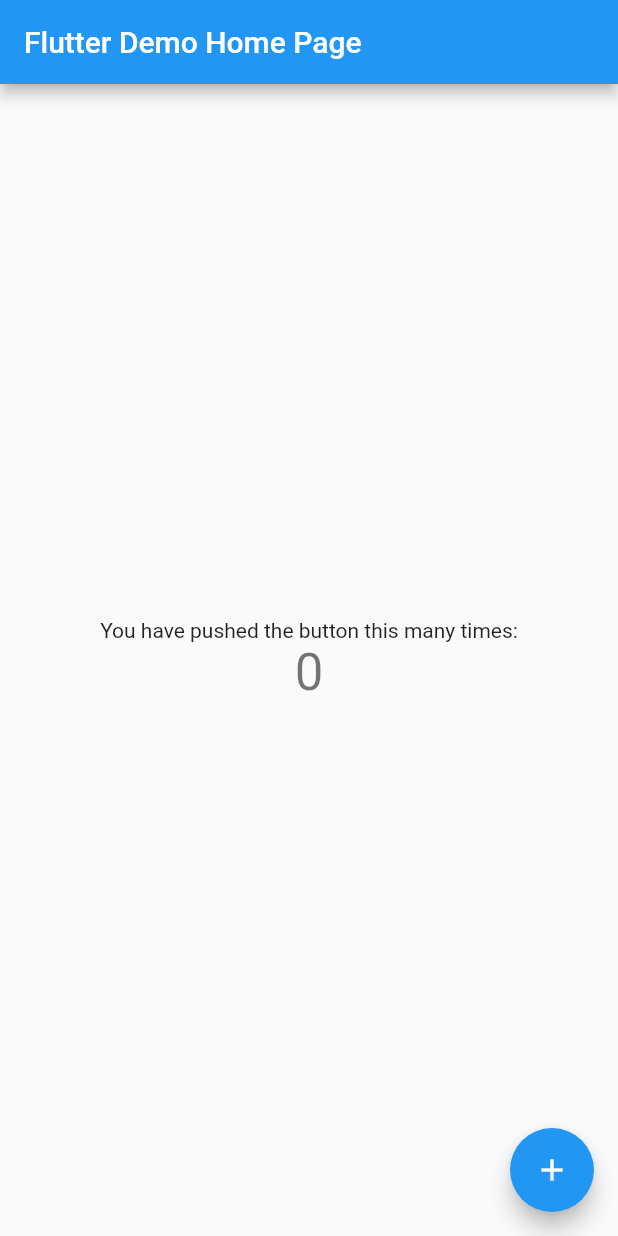
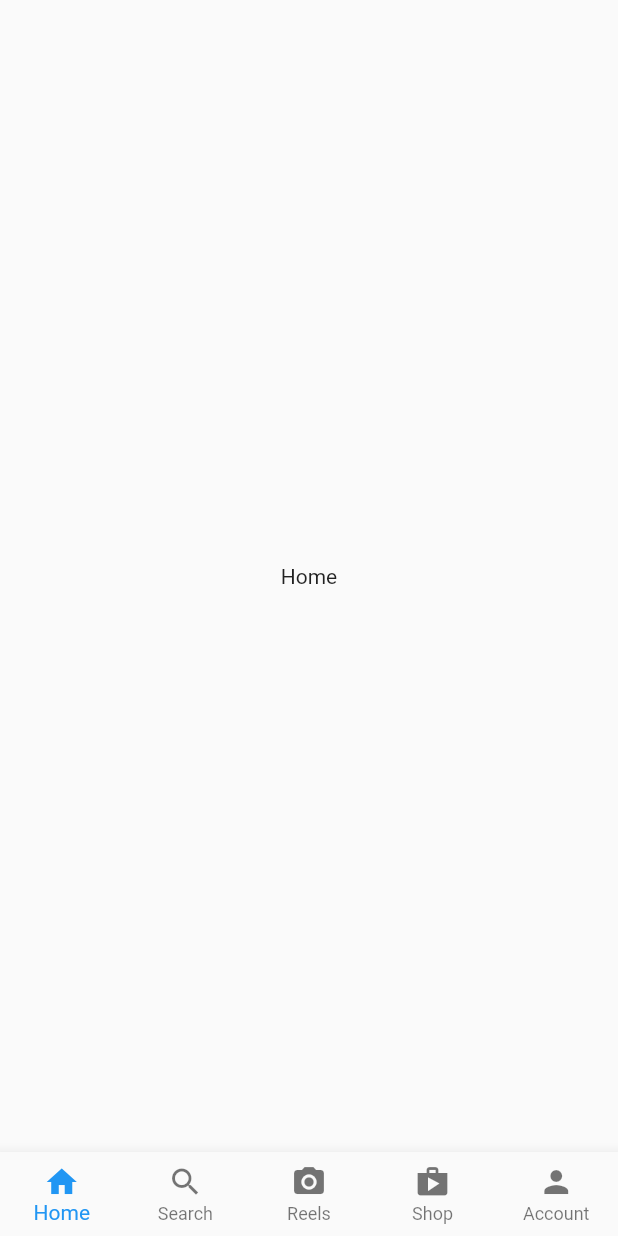
Before and after one commit to ba-91/instagram_clone_flutter, a Flutter app: the screen it shows after launch, on a phone screen of 412 x 824 dp. Run offline on Flutter 3.47's test engine with Material 2 defaults, Android fonts, the phone set to English and light mode, and no system bars.

Commit message:
Add Pages

```diff
--- /dev/null
+++ b/lib/homepage.dart
@@ -0,0 +1,51 @@
+import 'package:flutter/material.dart';
+import 'package:instagram_clone/pages/account.dart';
+import 'package:instagram_clone/pages/home.dart';
+import 'package:instagram_clone/pages/reels.dart';
+import 'package:instagram_clone/pages/search.dart';
+import 'package:instagram_clone/pages/shop.dart';
+
+class Homepage extends StatefulWidget {
+  const Homepage({Key? key}) : super(key: key);
+
+  @override
+  State<Homepage> createState() => _HomepageState();
+}
+
+class _HomepageState extends State<Homepage> {
+  //하단 Navigation Bar Index
+  int _selectedIndex = 0;
+
+  void _navigateBottomNavBar(int index) {
+    setState(() {
+      _selectedIndex = index;
+    });
+  }
+
+  final List<Widget> children = [
+    const Home(),
+    const Search(),
+    const Reels(),
+    const Shop(),
+    const Account(),
+  ];
+
+  @override
+  Widget build(BuildContext context) {
+    return Scaffold(
+      body: children[_selectedIndex],
+      bottomNavigationBar: BottomNavigationBar(
+          currentIndex: _selectedIndex,
+          onTap: _navigateBottomNavBar,
+          type: BottomNavigationBarType.fixed,
+          items: const [
+            BottomNavigationBarItem(icon: Icon(Icons.home), label: 'Home'),
+            BottomNavigationBarItem(icon: Icon(Icons.search), label: 'Search'),
+            BottomNavigationBarItem(
+                icon: Icon(Icons.camera_alt), label: 'Reels'),
+            BottomNavigationBarItem(icon: Icon(Icons.shop), label: 'Shop'),
+            BottomNavigationBarItem(icon: Icon(Icons.person), label: 'Account'),
+          ]),
+    );
+  }
+}
--- a/lib/main.dart
+++ b/lib/main.dart
@@ -1,4 +1,5 @@
 import 'package:flutter/material.dart';
+import 'package:instagram_clone/homepage.dart';
 
 void main() {
   runApp(const MyApp());
@@ -11,105 +12,8 @@ class MyApp extends StatelessWidget {
   @override
   Widget build(BuildContext context) {
     return MaterialApp(
-      title: 'Flutter Demo',
-      theme: ThemeData(
-        // This is the theme of your application.
-        //
-        // Try running your application with "flutter run". You'll see the
-        // application has a blue toolbar. Then, without quitting the app, try
-        // changing the primarySwatch below to Colors.green and then invoke
-        // "hot reload" (press "r" in the console where you ran "flutter run",
-        // or simply save your changes to "hot reload" in a Flutter IDE).
-        // Notice that the counter didn't reset back to zero; the application
-        // is not restarted.
-        primarySwatch: Colors.blue,
-      ),
-      home: const MyHomePage(title: 'Flutter Demo Home Page'),
+      debugShowCheckedModeBanner: false,
+      home: Homepage(),
     );
   }
 }
-
-class MyHomePage extends StatefulWidget {
-  const MyHomePage({Key? key, required this.title}) : super(key: key);
-
-  // This widget is the home page of your application. It is stateful, meaning
-  // that it has a State object (defined below) that contains fields that affect
-  // how it looks.
-
-  // This class is the configuration for the state. It holds the values (in this
-  // case the title) provided by the parent (in this case the App widget) and
-  // used by the build method of the State. Fields in a Widget subclass are
-  // always marked "final".
-
-  final String title;
-
-  @override
-  State<MyHomePage> createState() => _MyHomePageState();
-}
-
-class _MyHomePageState extends State<MyHomePage> {
-  int _counter = 0;
-
-  void _incrementCounter() {
-    setState(() {
-      // This call to setState tells the Flutter framework that something has
-      // changed in this State, which causes it to rerun the build method below
-      // so that the display can reflect the updated values. If we changed
-      // _counter without calling setState(), then the build method would not be
-      // called again, and so nothing would appear to happen.
-      _counter++;
-    });
-  }
-
-  @override
-  Widget build(BuildContext context) {
-    // This method is rerun every time setState is called, for instance as done
-    // by the _incrementCounter method above.
-    //
-    // The Flutter framework has been optimized to make rerunning build methods
-    // fast, so that you can just rebuild anything that needs updating rather
-    // than having to individually change instances of widgets.
-    return Scaffold(
-      appBar: AppBar(
-        // Here we take the value from the MyHomePage object that was created by
-        // the App.build method, and use it to set our appbar title.
-        title: Text(widget.title),
-      ),
-      body: Center(
-        // Center is a layout widget. It takes a single child and positions it
-        // in the middle of the parent.
-        child: Column(
-          // Column is also a layout widget. It takes a list of children and
-          // arranges them vertically. By default, it sizes itself to fit its
-          // children horizontally, and tries to be as tall as its parent.
-          //
-          // Invoke "debug painting" (press "p" in the console, choose the
-          // "Toggle Debug Paint" action from the Flutter Inspector in Android
-          // Studio, or the "Toggle Debug Paint" command in Visual Studio Code)
-          // to see the wireframe for each widget.
-          //
-          // Column has various properties to control how it sizes itself and
-          // how it positions its children. Here we use mainAxisAlignment to
-          // center the children vertically; the main axis here is the vertical
-          // axis because Columns are vertical (the cross axis would be
-          // horizontal).
-          mainAxisAlignment: MainAxisAlignment.center,
-          children: <Widget>[
-            const Text(
-              'You have pushed the button this many times:',
-            ),
-            Text(
-              '$_counter',
-              style: Theme.of(context).textTheme.headline4,
-            ),
-          ],
-        ),
-      ),
-      floatingActionButton: FloatingActionButton(
-        onPressed: _incrementCounter,
-        tooltip: 'Increment',
-        child: const Icon(Icons.add),
-      ), // This trailing comma makes auto-formatting nicer for build methods.
-    );
-  }
-}
--- /dev/null
+++ b/lib/pages/account.dart
@@ -0,0 +1,10 @@
+import 'package:flutter/material.dart';
+
+class Account extends StatelessWidget {
+  const Account({Key? key}) : super(key: key);
+
+  @override
+  Widget build(BuildContext context) {
+    return const Scaffold(body: Center(child: Text('Account')));
+  }
+}
--- /dev/null
+++ b/lib/pages/home.dart
@@ -0,0 +1,10 @@
+import 'package:flutter/material.dart';
+
+class Home extends StatelessWidget {
+  const Home({Key? key}) : super(key: key);
+
+  @override
+  Widget build(BuildContext context) {
+    return const Scaffold(body: Center(child: Text('Home')));
+  }
+}
--- /dev/null
+++ b/lib/pages/reels.dart
@@ -0,0 +1,10 @@
+import 'package:flutter/material.dart';
+
+class Reels extends StatelessWidget {
+  const Reels({Key? key}) : super(key: key);
+
+  @override
+  Widget build(BuildContext context) {
+    return const Scaffold(body: Center(child: Text('Reels')));
+  }
+}
--- /dev/null
+++ b/lib/pages/search.dart
@@ -0,0 +1,10 @@
+import 'package:flutter/material.dart';
+
+class Search extends StatelessWidget {
+  const Search({Key? key}) : super(key: key);
+
+  @override
+  Widget build(BuildContext context) {
+    return const Scaffold(body: Center(child: Text('Search')));
+  }
+}
--- /dev/null
+++ b/lib/pages/shop.dart
@@ -0,0 +1,10 @@
+import 'package:flutter/material.dart';
+
+class Shop extends StatelessWidget {
+  const Shop({Key? key}) : super(key: key);
+
+  @override
+  Widget build(BuildContext context) {
+    return const Scaffold(body: Center(child: Text('Shop')));
+  }
+}
```
